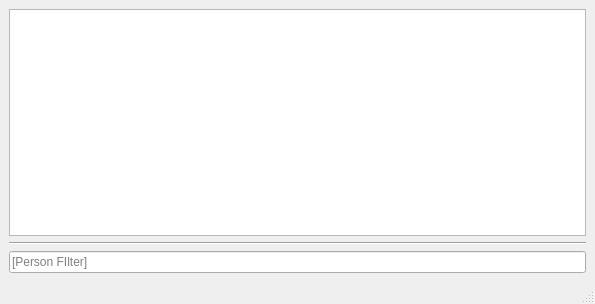
First picture: the form in main_window.ui, repository DawidSwiatkowski/Birthdays, before the edit.
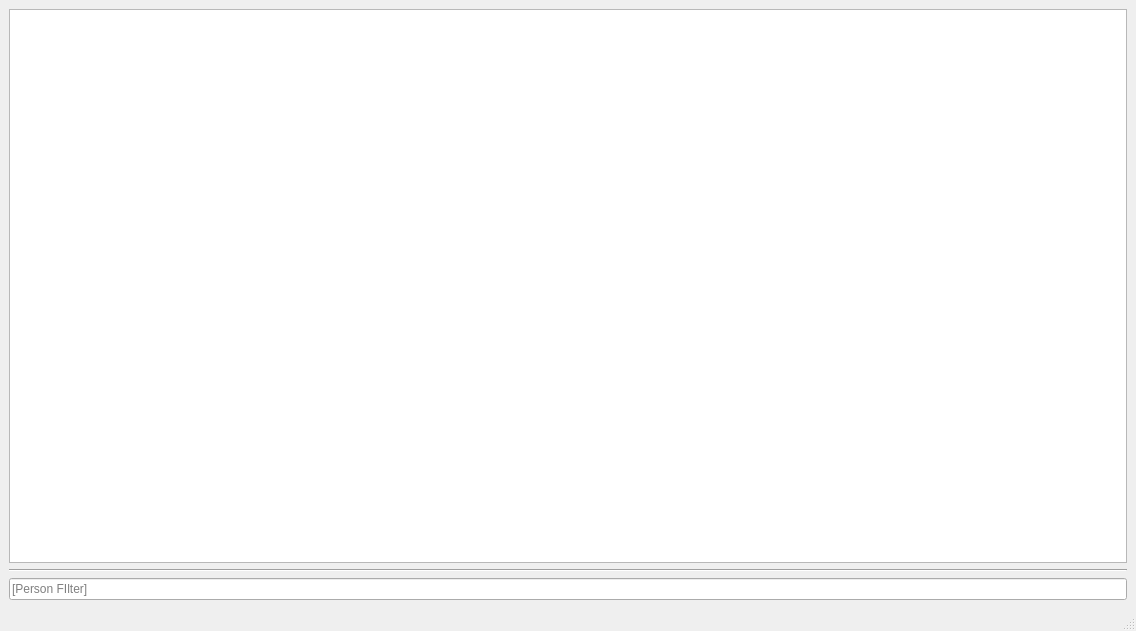
Second picture: the form after the edit.

The edit to the form file:
```diff
--- a/main_window.ui
+++ b/main_window.ui
@@ -6,8 +6,8 @@
    <rect>
     <x>0</x>
     <y>0</y>
-    <width>595</width>
-    <height>304</height>
+    <width>1136</width>
+    <height>631</height>
    </rect>
   </property>
   <property name="windowTitle">
```
Left out of the diff: 4 changed lines with no effect on the pictures.
